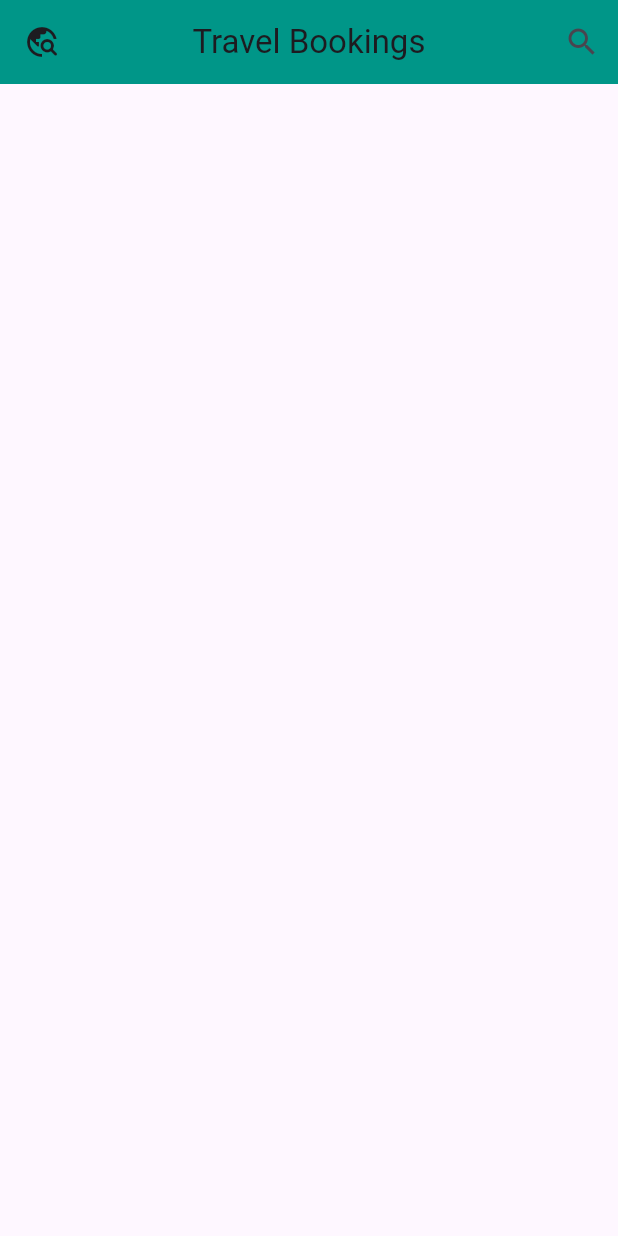
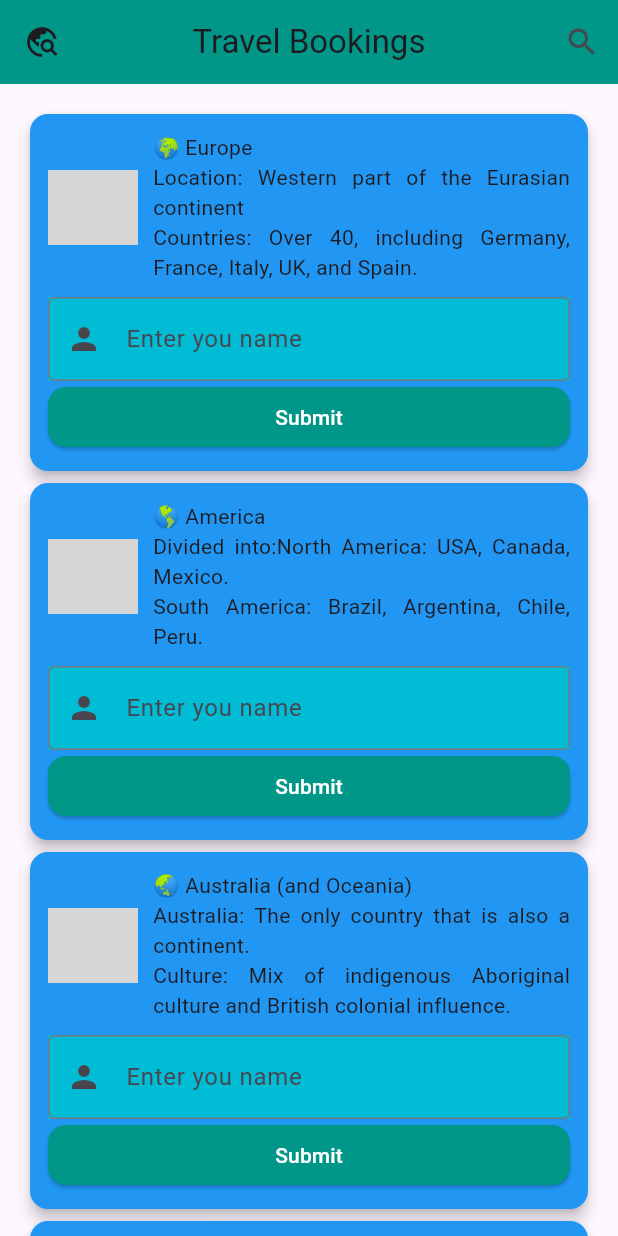
Before and after one commit to iamkiraan/Fourminds_internship, a Flutter app: the screen it shows after launch, on a phone screen of 412 x 824 dp. Run offline on Flutter 3.47's test engine with Material 3 defaults, Android fonts, the light colour scheme and no system bars; network calls fail; grey boxes are pictures that could not be loaded.

Commit message:
completed week 2 task

```diff
--- a/week2_task/lib/home_screen.dart
+++ b/week2_task/lib/home_screen.dart
@@ -2,6 +2,7 @@
 
 import 'package:flutter/cupertino.dart';
 import 'package:flutter/material.dart';
+
 
 import 'CustomSearchDelegate.dart';
 
@@ -35,6 +36,21 @@ class HomeScreen extends StatelessWidget {
 
 
 
+
+
+      ),
+      body: SingleChildScrollView(
+        padding: const EdgeInsets.all(16),
+        child: Column(
+          children: [
+            myCard("Card 1","🌍 Europe \n Location: Western part of the Eurasian continent \n Countries: Over 40, including Germany, France, Italy, UK, and Spain.","https://encrypted-tbn0.gstatic.com/images?q=tbn:ANd9GcSMMo2gOHY8ReBswZUmKPA3RxTARn_ycNl04w&s"),
+            myCard("Card 2", "🌎 America \nDivided into:North America: USA, Canada, Mexico.\nSouth America: Brazil, Argentina, Chile, Peru.","https://encrypted-tbn0.gstatic.com/images?q=tbn:ANd9GcSMMo2gOHY8ReBswZUmKPA3RxTARn_ycNl04w&s"),
+            myCard("Card 2", "🌏 Australia (and Oceania)\nAustralia: The only country that is also a continent.\nCulture: Mix of indigenous Aboriginal culture and British colonial influence.","https://encrypted-tbn0.gstatic.com/images?q=tbn:ANd9GcSMMo2gOHY8ReBswZUmKPA3RxTARn_ycNl04w&s"),
+            myCard("Card 2", "🌏 Asia\nLocation: Largest continent, covering the Middle East, Central Asia, South Asia, East Asia, and Southeast Asia.\nCountries: Over 50, including China, India, Japan, Indonesia, and Saudi Arabia.","https://encrypted-tbn0.gstatic.com/images?q=tbn:ANd9GcSMMo2gOHY8ReBswZUmKPA3RxTARn_ycNl04w&s")
+          ],
+
+
+        ),
       ),
 
 
@@ -51,3 +67,99 @@ class HomeScreen extends StatelessWidget {
   }
 
 }
+
+
+Widget myCard(String title, String content,String imageUrl){
+
+
+
+  return Card(
+    elevation: 4,
+    shape: RoundedRectangleBorder(borderRadius: BorderRadius.circular(12)),
+    color: Colors.blue,
+    child: Container(
+      width: double.infinity,
+      padding: const EdgeInsets.all(12),
+      child: Column(
+        crossAxisAlignment: CrossAxisAlignment.start,
+        children: [
+
+          Row(
+            children: [
+
+              ClipRRect(
+                borderRadius: BorderRadius.circular(12),
+                child: Image.network(
+                  imageUrl,
+                  height: 50,
+                  width: 60,
+                  fit: BoxFit.cover,
+                ),
+
+
+              ),
+              SizedBox(
+                width: 10,
+              ),
+              Expanded(
+                  child:
+                  Text(
+                    content,
+                    textAlign: TextAlign.justify,
+                  )
+              )
+
+
+            ],
+          ),
+          //image
+
+          SizedBox(
+            height: 10,
+          ),
+
+          Container(
+            color: Colors.cyan,
+
+            child: TextField(
+              decoration: InputDecoration(
+                labelText:"Enter you name",
+                border: OutlineInputBorder(),
+                prefixIcon: Icon(Icons.person),
+
+              ),
+
+            ),
+          ),
+
+
+          SizedBox(
+            width: double.infinity,
+            child: ElevatedButton(
+              onPressed: () {
+
+
+              },
+              style: ElevatedButton.styleFrom(
+                backgroundColor: Colors.teal,
+                foregroundColor: Colors.white,
+                shape: RoundedRectangleBorder(
+                  borderRadius: BorderRadius.circular(12),
+                ),
+              ),
+              child: const Text("Submit"),
+            ),
+          ),
+
+
+
+
+        ],
+      ),
+
+    ),
+
+
+  );
+
+}
--- a/week2_task/pubspec.yaml
+++ b/week2_task/pubspec.yaml
@@ -30,6 +30,9 @@ environment:
 dependencies:
   flutter:
     sdk: flutter
+
+  fluttertoast: ^8.2.12
+
 
   # The following adds the Cupertino Icons font to your application.
   # Use with the CupertinoIcons class for iOS style icons.
```
Also changed, not shown: week2_task/pubspec.lock, 1 other file.
